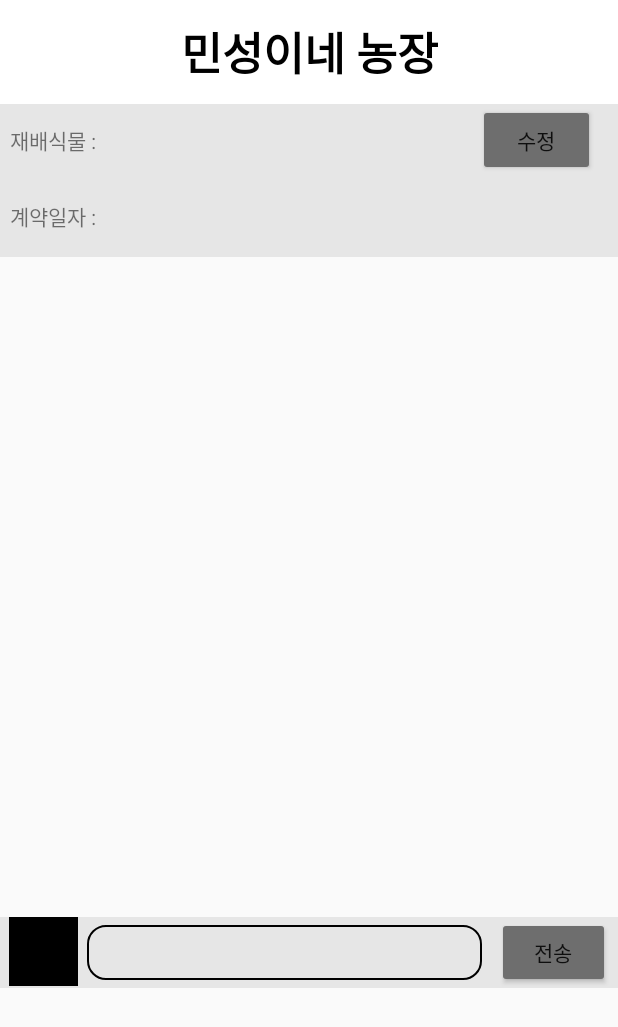
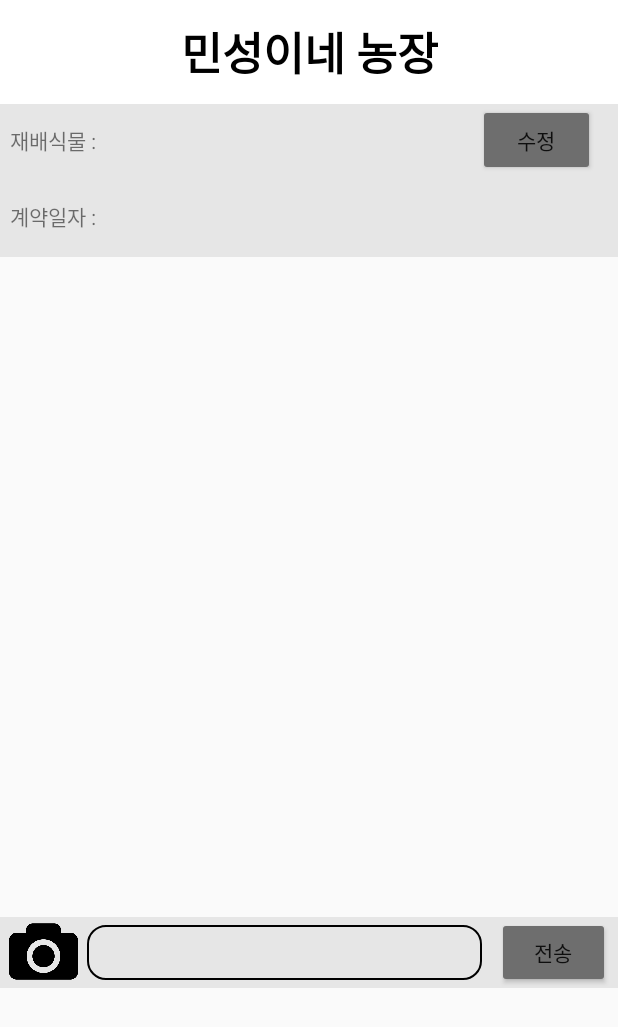
Before and after one commit to minseong-dev/android_project, an Android app: the MainActivity screen opened directly, with no data from a screen before it, after a tap on "전송", on a phone screen of 412 x 824 dp. Shown: the top 1027 px of the screen. Run offline under Robolectric (Android 15) with nearby library versions, the phone set to English and light mode, and no system bars.

Commit message:
카메라버튼 srcCompat수정

```diff
--- a/RentalFarm/app/src/main/res/layout/activity_main.xml
+++ b/RentalFarm/app/src/main/res/layout/activity_main.xml
@@ -104,7 +104,7 @@
             android:baselineAlignBottom="false"
             android:clickable="true"
             android:scaleType="fitCenter"
-            app:srcCompat="@mipmap/photo_camera"
+            app:srcCompat="@drawable/camera"
             android:layout_marginLeft="5dp"
             android:layout_marginRight="5dp"/>
 
```
Also changed, not shown: RentalFarm/app/src/main/res/mipmap-anydpi-v26/photo_camera.jpg (deleted).
